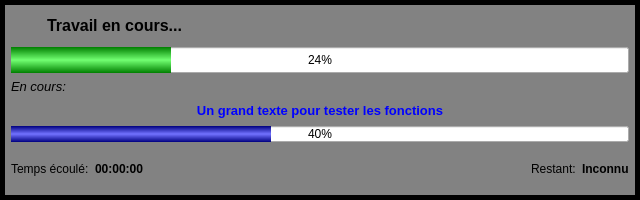
introlab/OpenIMU, file python/resources/ui/ProgressDialog.ui: the form before one commit.
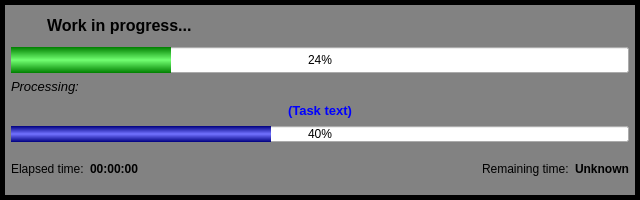
The form after the commit. Icons and pictures are not drawn.

Commit message: Refs #66. Work in progress Refs #9. Work in progress

Diff of the .ui file:
```diff
--- a/python/resources/ui/ProgressDialog.ui
+++ b/python/resources/ui/ProgressDialog.ui
@@ -82,12 +82,11 @@
        <property name="font">
         <font>
          <pointsize>12</pointsize>
-         <weight>75</weight>
          <bold>true</bold>
         </font>
        </property>
        <property name="text">
-        <string>Travail en cours...</string>
+        <string>Work in progress...</string>
        </property>
        <property name="alignment">
         <set>Qt::AlignLeading|Qt::AlignLeft|Qt::AlignVCenter</set>
@@ -135,7 +134,7 @@
         </font>
        </property>
        <property name="text">
-        <string>En cours:</string>
+        <string>Processing:</string>
        </property>
       </widget>
      </item>
@@ -144,12 +143,11 @@
        <property name="font">
         <font>
          <pointsize>10</pointsize>
-         <weight>75</weight>
          <bold>true</bold>
         </font>
        </property>
        <property name="text">
-        <string>Un grand texte pour tester les fonctions</string>
+        <string notr="true">(Task text)</string>
        </property>
        <property name="alignment">
         <set>Qt::AlignCenter</set>
@@ -183,7 +181,6 @@
       <widget class="QLabel" name="lblElapsedValue">
        <property name="font">
         <font>
-         <weight>75</weight>
          <bold>true</bold>
         </font>
        </property>
@@ -196,12 +193,11 @@
       <widget class="QLabel" name="lblRemainingValue">
        <property name="font">
         <font>
-         <weight>75</weight>
          <bold>true</bold>
         </font>
        </property>
        <property name="text">
-        <string>Inconnu</string>
+        <string>Unknown</string>
        </property>
       </widget>
      </item>
@@ -214,7 +210,7 @@
         </sizepolicy>
        </property>
        <property name="text">
-        <string>Restant:</string>
+        <string>Remaining time:</string>
        </property>
       </widget>
      </item>
@@ -240,7 +236,7 @@
         </sizepolicy>
        </property>
        <property name="text">
-        <string>Temps écoulé:</string>
+        <string>Elapsed time:</string>
        </property>
       </widget>
      </item>
```
Left out of the diff: 4 changed lines with no effect on the pictures. The commit also changes 35 other files.
